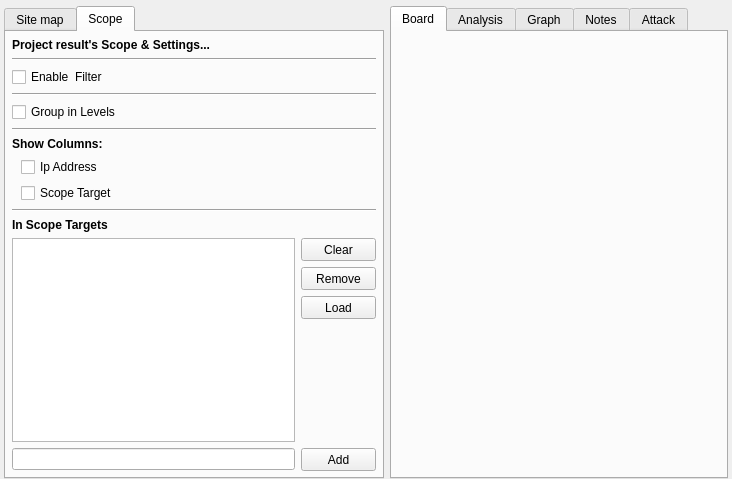
The window that gui/src/project/Project.ui (3nock/OTE) describes before a commit, drawn with Qt 5.
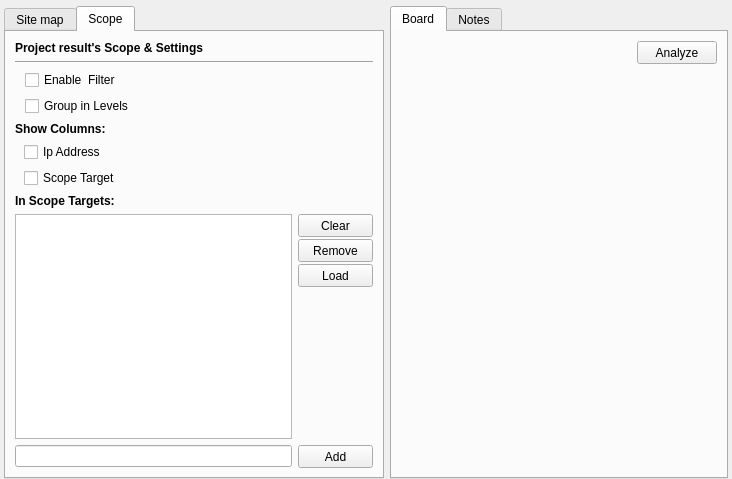
The same window after the commit. The open tabs and pages were chosen to show the change.

```diff
--- a/gui/src/project/Project.ui
+++ b/gui/src/project/Project.ui
@@ -210,19 +210,7 @@
       <attribute name="title">
        <string>Scope</string>
       </attribute>
-      <layout class="QVBoxLayout" name="verticalLayout_3">
-       <property name="leftMargin">
-        <number>6</number>
-       </property>
-       <property name="topMargin">
-        <number>6</number>
-       </property>
-       <property name="rightMargin">
-        <number>6</number>
-       </property>
-       <property name="bottomMargin">
-        <number>6</number>
-       </property>
+      <layout class="QVBoxLayout" name="verticalLayout_7">
        <item>
         <widget class="QLabel" name="label_3">
          <property name="font">
@@ -232,7 +220,7 @@
           </font>
          </property>
          <property name="text">
-          <string>Project result's Scope &amp; Settings...</string>
+          <string>Project result's Scope &amp; Settings</string>
          </property>
         </widget>
        </item>
@@ -244,19 +232,17 @@
         </widget>
        </item>
        <item>
+        <layout class="QVBoxLayout" name="verticalLayout_3">
+         <property name="leftMargin">
+          <number>10</number>
+         </property>
+         <item>
         <widget class="QCheckBox" name="checkBox_enableFilter">
          <property name="text">
           <string>Enable  Filter</string>
          </property>
         </widget>
        </item>
-       <item>
-        <widget class="Line" name="line_2">
-         <property name="orientation">
-          <enum>Qt::Horizontal</enum>
-         </property>
-        </widget>
-       </item>
        <item>
         <widget class="QCheckBox" name="checkBox_groupInLevels">
          <property name="text">
@@ -264,12 +250,7 @@
          </property>
         </widget>
        </item>
-       <item>
-        <widget class="Line" name="line_4">
-         <property name="orientation">
-          <enum>Qt::Horizontal</enum>
-         </property>
-        </widget>
+        </layout>
        </item>
        <item>
         <widget class="QLabel" name="label_2">
@@ -311,13 +292,6 @@
          </item>
         </layout>
        </item>
-       <item>
-        <widget class="Line" name="line">
-         <property name="orientation">
-          <enum>Qt::Horizontal</enum>
-         </property>
-        </widget>
-       </item>
        <item>
         <widget class="QLabel" name="label">
          <property name="sizePolicy">
@@ -333,10 +307,15 @@
           </font>
          </property>
          <property name="text">
-          <string>In Scope Targets</string>
+          <string>In Scope Targets:</string>
          </property>
         </widget>
        </item>
+       <item>
+        <layout class="QVBoxLayout" name="verticalLayout_6">
+         <property name="leftMargin">
+          <number>0</number>
+         </property>
        <item>
         <layout class="QHBoxLayout" name="horizontalLayout_5">
          <item>
@@ -348,6 +327,9 @@
          </item>
          <item>
           <layout class="QVBoxLayout" name="verticalLayout_2">
+             <property name="spacing">
+              <number>2</number>
+             </property>
            <item>
             <widget class="QPushButton" name="pushButton_clearInScope">
              <property name="sizePolicy">
@@ -473,6 +455,8 @@
         </layout>
        </item>
       </layout>
+       </item>
+      </layout>
      </widget>
     </widget>
    </item>
@@ -497,26 +481,74 @@
       <attribute name="title">
        <string>Board</string>
       </attribute>
-     </widget>
-     <widget class="QWidget" name="tab_analysis">
-      <attribute name="title">
-       <string>Analysis</string>
-      </attribute>
+      <layout class="QVBoxLayout" name="verticalLayout_5">
+       <item>
+        <layout class="QHBoxLayout" name="horizontalLayout_4">
+         <item>
+          <spacer name="horizontalSpacer">
+           <property name="orientation">
+            <enum>Qt::Horizontal</enum>
+           </property>
+           <property name="sizeHint" stdset="0">
+            <size>
+             <width>40</width>
+             <height>20</height>
+            </size>
+           </property>
+          </spacer>
+         </item>
+         <item>
+          <widget class="QPushButton" name="pushButton">
+           <property name="minimumSize">
+            <size>
+             <width>75</width>
+             <height>23</height>
+            </size>
+           </property>
+           <property name="text">
+            <string>Analyze</string>
+           </property>
+          </widget>
+         </item>
+        </layout>
+       </item>
+       <item>
+        <spacer name="verticalSpacer_2">
+         <property name="orientation">
+          <enum>Qt::Vertical</enum>
+         </property>
+         <property name="sizeHint" stdset="0">
+          <size>
+           <width>20</width>
+           <height>395</height>
+          </size>
+         </property>
+        </spacer>
+       </item>
+      </layout>
      </widget>
-     <widget class="QWidget" name="tab_graph">
-      <attribute name="title">
-       <string>Graph</string>
-      </attribute>
-     </widget>
-     <widget class="QWidget" name="tab_notes">
+     <widget class="QWidget" name="tabNotes">
       <attribute name="title">
        <string>Notes</string>
       </attribute>
-     </widget>
-     <widget class="QWidget" name="tab_attack">
-      <attribute name="title">
-       <string>Attack</string>
-      </attribute>
+      <layout class="QVBoxLayout" name="verticalLayout_8">
+       <item>
+        <widget class="QCheckBox" name="checkBox">
+         <property name="text">
+          <string>Show System Notes</string>
+         </property>
+        </widget>
+       </item>
+       <item>
+        <widget class="QSplitter" name="splitter">
+         <property name="orientation">
+          <enum>Qt::Vertical</enum>
+         </property>
+         <widget class="QPlainTextEdit" name="plainTextEditAutoNotes"/>
+         <widget class="QPlainTextEdit" name="plainTextEdit"/>
+        </widget>
+       </item>
+      </layout>
      </widget>
     </widget>
    </item>
```
Left out of the diff: 14 changed lines with no effect on the pictures. Lines whose indentation alone changed are shown as unchanged.
